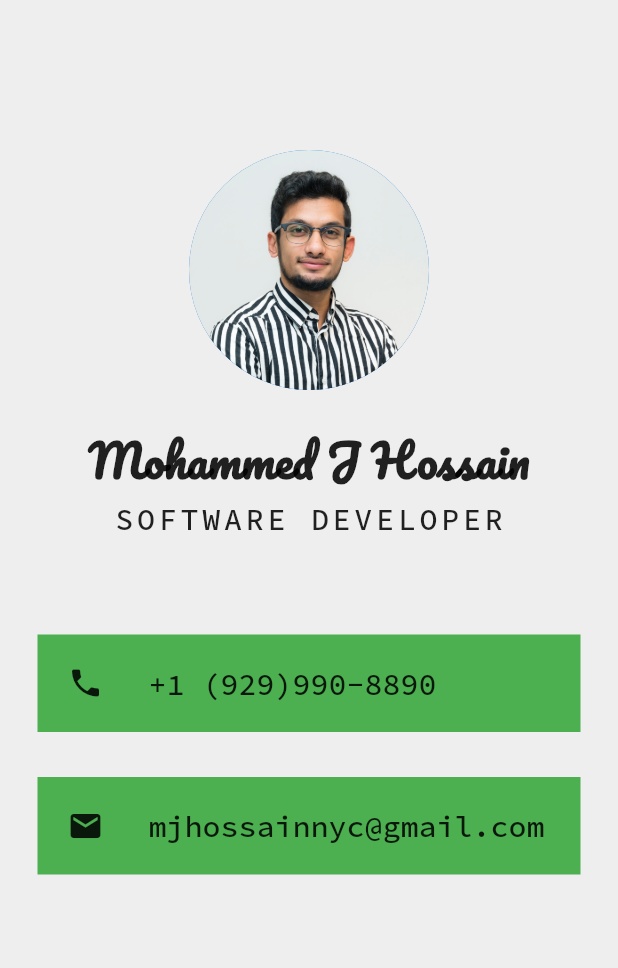
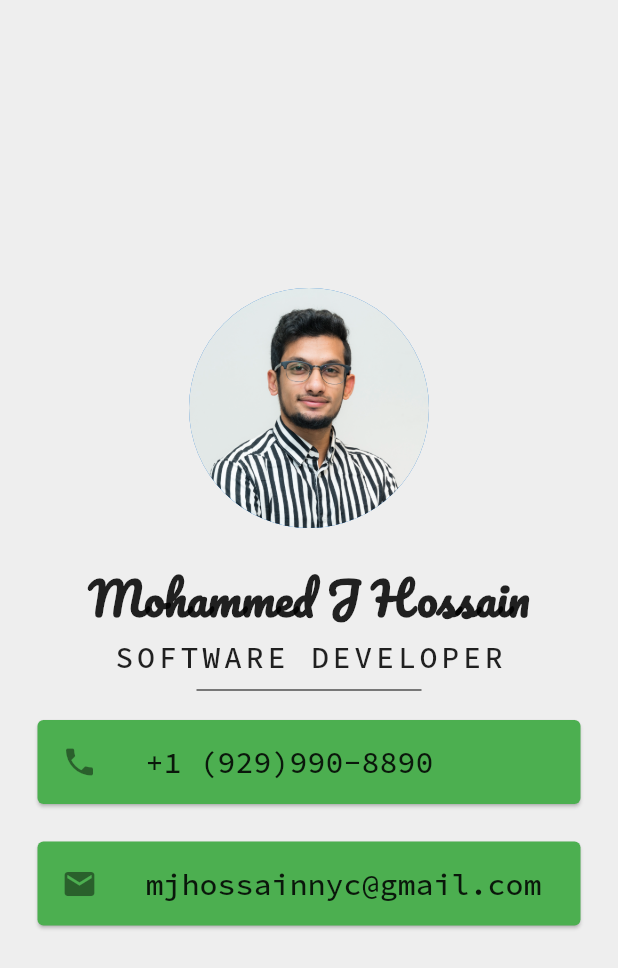
Before and after one commit to mjhossain/FlutterApps, a Flutter app: the screen it shows after launch, on a phone screen of 412 x 824 dp. Shown: the top 968 px of the screen. Run offline on Flutter 3.47's test engine with Material 2 defaults, Android fonts, the phone set to English and light mode, and no system bars.

Commit message:
more updates on 3rd app

```diff
--- a/e_card/lib/main.dart
+++ b/e_card/lib/main.dart
@@ -12,10 +12,8 @@ class MyApp extends StatelessWidget {
         body: SafeArea(
           child: Center(
             child: Column(
+              mainAxisAlignment: MainAxisAlignment.center,
               children: <Widget>[
-                SizedBox(
-                  height: 100.0,
-                ),
                 CircleAvatar(
                   radius: 80.0,
                   backgroundImage: AssetImage('images/myImage.jpg'),
@@ -40,55 +38,45 @@ class MyApp extends StatelessWidget {
                   ),
                 ),
                 SizedBox(
-                  height: 50.0,
+                  height: 20.0,
+                  width: 150.0,
+                  child: Divider(
+                    color: Colors.black,
                   ),
-                Container(
+                ),
+                // This is done by using a Card() and Padding() Widget
+                Card(
                   margin:
-                      EdgeInsets.symmetric(vertical: 15.0, horizontal: 25.0),
-                  padding: EdgeInsets.all(20.0),
+                      EdgeInsets.symmetric(vertical: 10.0, horizontal: 25.0),
                   color: Colors.green,
-                  child: Center(
-                    child: Row(
-                      children: <Widget>[
-                        Icon(
+                  child: ListTile(
+                    leading: Icon(
                       Icons.phone,
                     ),
-                        SizedBox(
-                          width: 30.0,
-                        ),
-                        Text(
+                    title: Text(
                       '+1 (929)990-8890',
                       style: TextStyle(
                         fontFamily: 'SourceCodePro',
                         fontSize: 20.0,
                       ),
-                        )
-                      ],
                     ),
                   ),
                 ),
-                Container(
+                // This is done by using a Card() and ListTiles() Widget
+                Card(
                   margin:
                       EdgeInsets.symmetric(vertical: 15.0, horizontal: 25.0),
-                  padding: EdgeInsets.all(20.0),
                   color: Colors.green,
-                  child: Center(
-                    child: Row(
-                      children: <Widget>[
-                        Icon(
+                  child: ListTile(
+                    leading: Icon(
                       Icons.email,
                     ),
-                        SizedBox(
-                          width: 30.0,
-                        ),
-                        Text(
+                    title: Text(
                       'mjhossainnyc@gmail.com',
                       style: TextStyle(
                         fontFamily: 'SourceCodePro',
                         fontSize: 20.0,
                       ),
-                        )
-                      ],
                     ),
                   ),
                 ),
```
Lines whose indentation alone changed are shown as unchanged.
